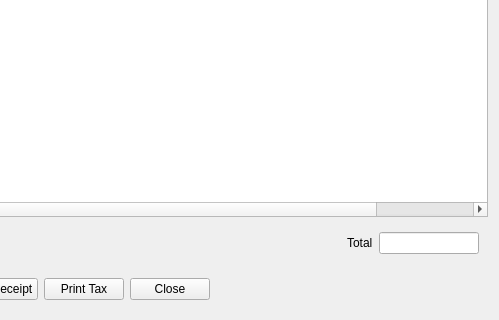
First picture: the form in Resort/dlggposorderinfo.ui, repository End1-1/Resort, before the edit; both pictures show x 418 to 917 and y 191 to 511 of the 917 by 511 pixel window.
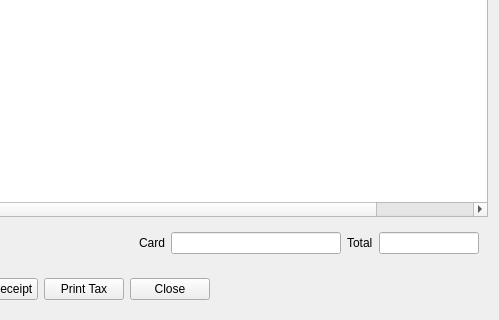
Second picture: the form after the edit. Icons and pictures are not drawn. Custom widgets are drawn as their Qt base class.

Patch:
```diff
--- a/Resort/dlggposorderinfo.ui
+++ b/Resort/dlggposorderinfo.ui
@@ -212,6 +212,16 @@
         </property>
        </spacer>
       </item>
+      <item>
+       <widget class="QLabel" name="label_6">
+        <property name="text">
+         <string>Card</string>
+        </property>
+       </widget>
+      </item>
+      <item>
+       <widget class="EQLineEdit" name="leCardAmount"/>
+      </item>
       <item>
        <widget class="QLabel" name="label">
         <property name="text">
```
